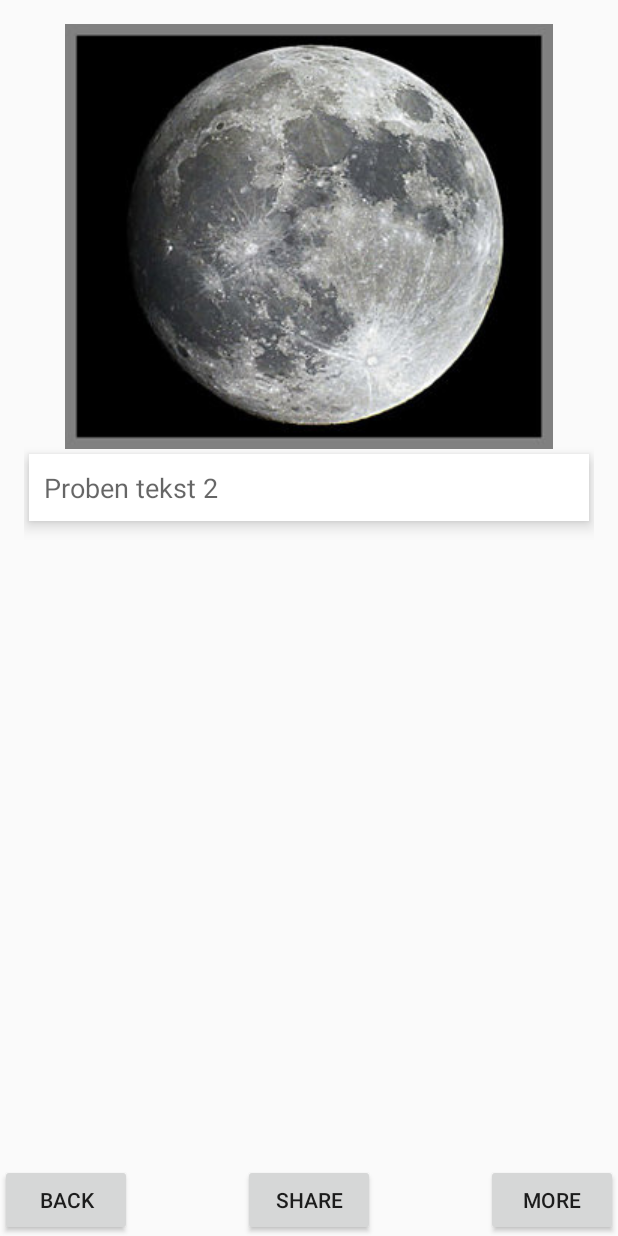
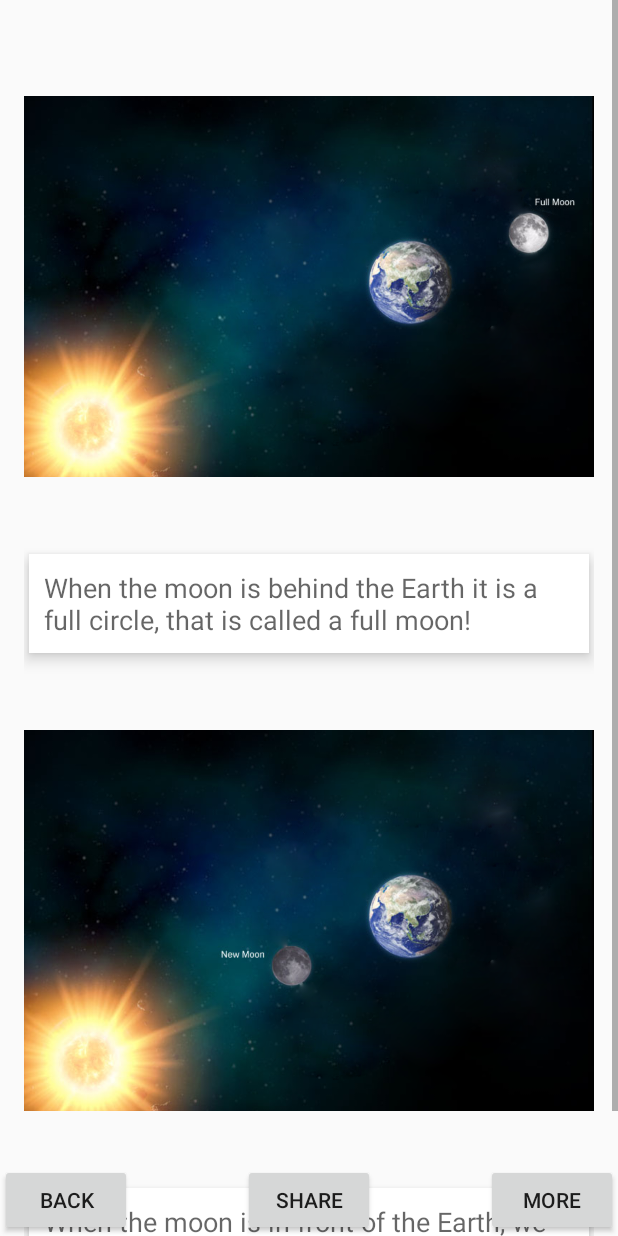
Before and after one commit to AtanasK/nasa2016Bookit, an Android app: the StoryActivity screen opened directly, with no data from a screen before it, on a phone screen of 412 x 824 dp. Run offline under Robolectric (Android 15) with nearby library versions, the phone set to English and light mode, and no system bars.

Commit message:
fajnali story

```diff
--- a/app/src/main/java/com/bookitfava/nasaspaceapps/moonchaser/StoryActivity.java
+++ b/app/src/main/java/com/bookitfava/nasaspaceapps/moonchaser/StoryActivity.java
@@ -5,6 +5,7 @@ import android.graphics.Bitmap;
 import android.graphics.BitmapFactory;
 import android.support.v7.app.AppCompatActivity;
 import android.os.Bundle;
+import android.util.Log;
 import android.view.View;
 import android.widget.ImageView;
 import android.widget.TextView;
@@ -24,6 +25,8 @@ public class StoryActivity extends AppCompatActivity {
     // vtor pasus
     TextView secondText;
 
+    public static Random rand = new Random();
+
     private Story[] stories;
 
     @Override
@@ -31,15 +34,20 @@ public class StoryActivity extends AppCompatActivity {
         super.onCreate(savedInstanceState);
         setContentView(R.layout.activity_story_discover);
 
-        Bitmap bitmap = BitmapFactory.decodeResource(getResources(), R.drawable.themoon);
+        Bitmap moonmon = BitmapFactory.decodeResource(getResources(), R.drawable.moonmon);
+        Bitmap maps = BitmapFactory.decodeResource(getResources(), R.drawable.maps);
+        Bitmap fullmoonimg = BitmapFactory.decodeResource(getResources(), R.drawable.fullmoonimg);
+        Bitmap newmoon = BitmapFactory.decodeResource(getResources(), R.drawable.newmoon);
 
-        stories = new Story[]{new Story(bitmap, "Proben tekst"), new Story(bitmap, "Proben tekst 2"), new Story(bitmap, "Proben tekst 3")};
-
+        stories = new Story[]{
+                new Story(moonmon, "The moon goes around the Earth\nwith around 3700km per hour.", maps, "That's like going from Europe to the US in less then 2 hours.\n" +
+                        "That's a lot!"),
+                new Story(fullmoonimg, "When the moon is behind the Earth it is a full circle, that is called a full moon!", newmoon, "When the moon is in front of the Earth, we can't see it. That is called a new moon!")
+        };
 
         // inicirame sho e sho
         firstImage = (ImageView) findViewById(R.id.firstImage);
         secondImage = (ImageView) findViewById(R.id.secondImage);
-
         firstText = (TextView) findViewById(R.id.firstText);
         secondText = (TextView) findViewById(R.id.secondText);
         // done so iniciranje
@@ -51,7 +59,6 @@ public class StoryActivity extends AppCompatActivity {
     }
 
     public Story generateNewStory() {
-        Random rand = new Random();
         int storyPicker = rand.nextInt(stories.length); // Picknavme story
 
         return stories[storyPicker];
@@ -60,6 +67,9 @@ public class StoryActivity extends AppCompatActivity {
     public void setNewStory(Story newStory) {
         firstImage.setImageBitmap(newStory.getFirstImage());
         firstText.setText(newStory.getFirstText());
+        Log.v("OVDEDEBUG", newStory.getSecondText());
+        secondImage.setImageBitmap(newStory.getSecondImage());
+        secondText.setText(newStory.getSecondText());
     }
 
     public void onClickBack(View view) {
--- a/app/src/main/java/com/bookitfava/nasaspaceapps/moonchaser/func/Story.java
+++ b/app/src/main/java/com/bookitfava/nasaspaceapps/moonchaser/func/Story.java
@@ -9,23 +9,16 @@ import android.widget.TextView;
 public class Story {
     private Bitmap image;
     private String text;
-    private boolean isDouble;
     private Bitmap secondImage;
     private String secondText;
+    private boolean isDouble;
     private boolean isSeen;
 
-    public Story(Bitmap image, String text) {
+    public Story(Bitmap image, String text, Bitmap second, String vtor) {
         this.image = image;
         this.text = text;
-        isDouble = false;
-        isSeen = false;
-    }
-
-    public Story(Bitmap image, String text, Bitmap image2, String text2) {
-        this.image = image;
-        this.text = text;
-        secondImage = image2;
-        secondText = text2;
+        secondImage = second;
+        secondText = vtor;
         isDouble = true;
         isSeen = false;
     }
@@ -34,16 +27,16 @@ public class Story {
         return image;
     }
 
-    public void setFirstImage(Bitmap image) {
-        this.image = image;
-    }
-
     public Bitmap getSecondImage() {
         return secondImage;
     }
 
-    public void setSecondImage(Bitmap image) {
-        secondImage = image;
+    public String getSecondText() {
+        return secondText;
+    }
+
+    public void setFirstImage(Bitmap image) {
+        this.image = image;
     }
 
     public String getFirstText() {
@@ -52,14 +45,6 @@ public class Story {
 
     public void setFirstText(String text) {
         this.text = text;
-    }
-
-    public String getSecondText() {
-        return secondText;
-    }
-
-    public void setSecondText(String text) {
-        secondText = text;
     }
 
     public boolean isSeen() {
--- a/app/src/main/res/layout/activity_story_discover.xml
+++ b/app/src/main/res/layout/activity_story_discover.xml
@@ -1,15 +1,11 @@
 <?xml version="1.0" encoding="utf-8"?>
-<FrameLayout
-
-    xmlns:android="http://schemas.android.com/apk/res/android"
+<FrameLayout xmlns:android="http://schemas.android.com/apk/res/android"
     android:layout_width="match_parent"
     android:layout_height="match_parent">
 
     <ScrollView
-        android:id="@+id/scrollView"
         android:layout_width="match_parent"
-        android:layout_height="match_parent"
-        android:layout_gravity="center_horizontal">
+        android:layout_height="match_parent">
 
         <LinearLayout xmlns:android="http://schemas.android.com/apk/res/android"
             xmlns:tools="http://schemas.android.com/tools"
@@ -24,8 +20,8 @@
 
             <ImageView
                 android:id="@+id/firstImage"
-                android:layout_width="wrap_content"
-                android:layout_height="wrap_content"
+                android:layout_width="match_parent"
+                android:layout_height="350dp"
                 android:layout_gravity="center_horizontal" />
 
             <TextView
@@ -41,7 +37,7 @@
             <ImageView
                 android:id="@+id/secondImage"
                 android:layout_width="match_parent"
-                android:layout_height="wrap_content"
+                android:layout_height="350dp"
                 android:layout_gravity="center_horizontal" />
 
             <TextView
@@ -49,38 +45,53 @@
                 android:layout_width="match_parent"
                 android:layout_height="wrap_content"
                 android:layout_margin="3dp"
+                android:layout_marginBottom="100dp"
+                android:background="#ffffff"
                 android:elevation="6dp"
                 android:padding="10dp"
                 android:textAppearance="?android:attr/textAppearanceMedium" />
 
+            <TextView
+                android:id="@+id/random"
+                android:layout_width="wrap_content"
+                android:layout_height="wrap_content"
+                android:layout_marginTop="20dp"
+                android:text="" />
 
         </LinearLayout>
     </ScrollView>
-
 
     <Button
         android:id="@+id/back"
         android:layout_width="wrap_content"
         android:layout_height="wrap_content"
+        android:layout_alignParentBottom="true"
+        android:layout_alignParentLeft="true"
+        android:layout_alignParentStart="true"
         android:layout_gravity="left|bottom"
         android:elevation="6dp"
-        android:text="Back"
-        android:onClick="onClickBack" />
+        android:onClick="onClickBack"
+        android:text="Back" />
 
     <Button
         android:id="@+id/button"
         android:layout_width="wrap_content"
         android:layout_height="wrap_content"
+        android:layout_alignParentBottom="true"
+        android:layout_centerHorizontal="true"
         android:layout_gravity="center_horizontal|bottom"
-        android:text="Share"
-        android:onClick="onClickShare" />
+        android:onClick="onClickShare"
+        android:text="Share" />
 
     <Button
         android:id="@+id/button2"
         android:layout_width="wrap_content"
         android:layout_height="wrap_content"
+        android:layout_alignParentBottom="true"
+        android:layout_alignParentEnd="true"
+        android:layout_alignParentRight="true"
         android:layout_gravity="right|bottom"
-        android:text="More"
-        android:onClick="onClickMore" />
+        android:onClick="onClickMore"
+        android:text="More" />
 
 </FrameLayout>
```
